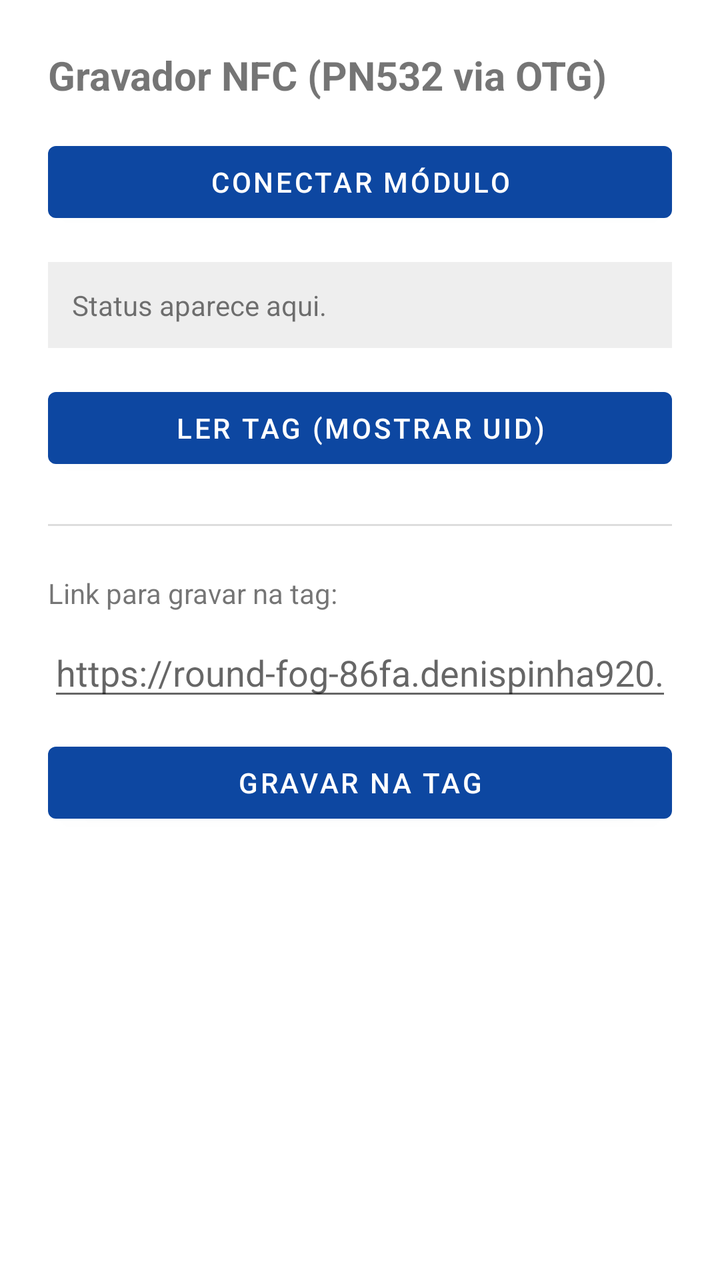
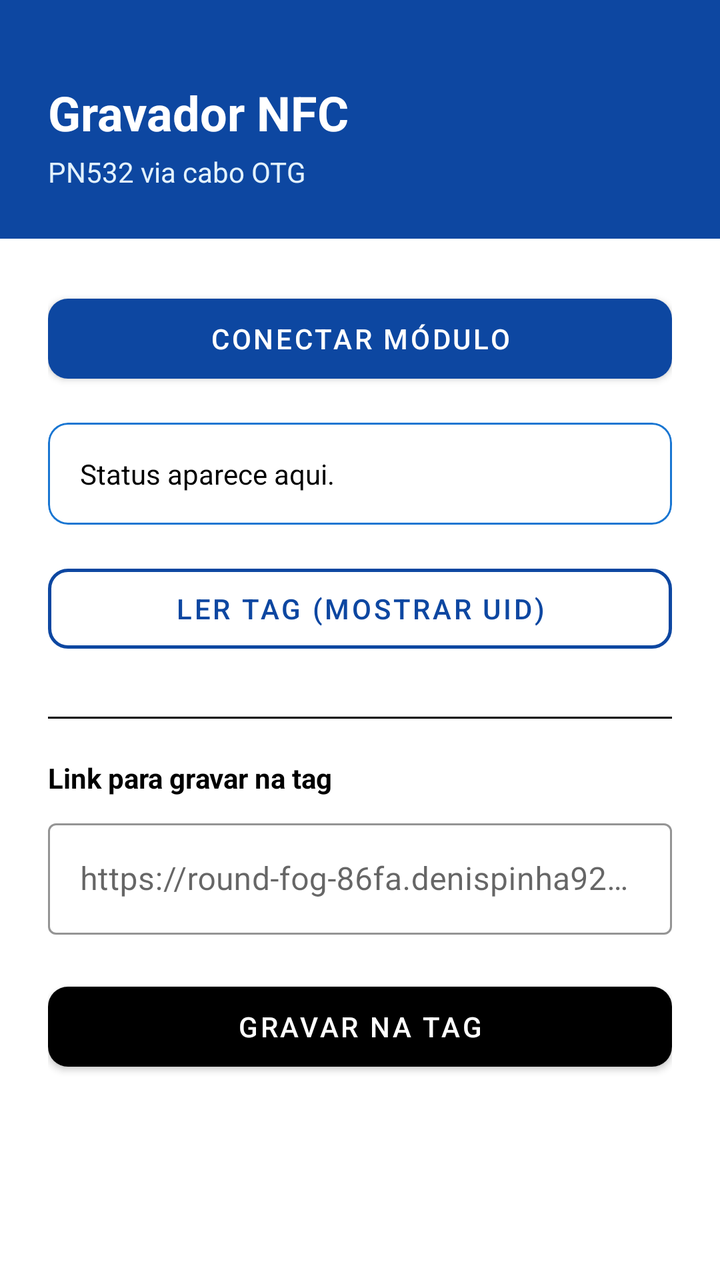

Screens rendered from an Android XML layout before and after an edit, with the pre-edit source and the edit as a unified diff.
<!-- AndroidManifest.xml: application theme Theme.NFCWriterOTG -->
<!-- res/layout/activity_main.xml -->
<?xml version="1.0" encoding="utf-8"?>
<LinearLayout xmlns:android="http://schemas.android.com/apk/res/android"
    android:layout_width="match_parent"
    android:layout_height="match_parent"
    android:orientation="vertical"
    android:padding="24dp"
    android:gravity="top">

    <TextView
        android:layout_width="wrap_content"
        android:layout_height="wrap_content"
        android:text="Gravador NFC (PN532 via OTG)"
        android:textSize="20sp"
        android:textStyle="bold"
        android:layout_marginBottom="16dp" />

    <Button
        android:id="@+id/btnConnect"
        android:layout_width="match_parent"
        android:layout_height="wrap_content"
        android:text="Conectar módulo" />

    <TextView
        android:id="@+id/statusText"
        android:layout_width="match_parent"
        android:layout_height="wrap_content"
        android:layout_marginTop="16dp"
        android:layout_marginBottom="16dp"
        android:padding="12dp"
        android:background="#EEEEEE"
        android:text="Status aparece aqui."
        android:textSize="14sp" />

    <Button
        android:id="@+id/btnRead"
        android:layout_width="match_parent"
        android:layout_height="wrap_content"
        android:text="Ler tag (mostrar UID)" />

    <View
        android:layout_width="match_parent"
        android:layout_height="1dp"
        android:background="#DDDDDD"
        android:layout_marginTop="24dp"
        android:layout_marginBottom="24dp" />

    <TextView
        android:layout_width="wrap_content"
        android:layout_height="wrap_content"
        android:text="Link para gravar na tag:"
        android:textSize="14sp"
        android:layout_marginBottom="8dp" />

    <EditText
        android:id="@+id/urlInput"
        android:layout_width="match_parent"
        android:layout_height="wrap_content"
        android:hint="https://round-fog-86fa.denispinha920.workers.dev/q/A001"
        android:inputType="textUri"
        android:layout_marginBottom="12dp" />

    <Button
        android:id="@+id/btnWrite"
        android:layout_width="match_parent"
        android:layout_height="wrap_content"
        android:text="Gravar na tag" />

</LinearLayout>
<!-- resources referenced by this layout -->
<resources>
  <style name="Theme.NFCWriterOTG" parent="Theme.MaterialComponents.DayNight.NoActionBar">
          <item name="colorPrimary">@color/blue_primary</item>
          <item name="colorPrimaryDark">@color/blue_primary</item>
          <item name="colorAccent">@color/blue_accent</item>
          <item name="android:windowBackground">@color/white</item>
          <item name="android:textColorPrimary">@color/black</item>
      </style>
  <color name="blue_primary">#0D47A1</color>
  <color name="blue_accent">#1976D2</color>
  <color name="white">#FFFFFF</color>
  <color name="black">#000000</color>
</resources>

<!-- the commit's change to res/layout/activity_main.xml (unified diff, before → after) -->
@@ -1,68 +1,131 @@
 <?xml version="1.0" encoding="utf-8"?>
-<LinearLayout xmlns:android="http://schemas.android.com/apk/res/android"
+<ScrollView xmlns:android="http://schemas.android.com/apk/res/android"
+    xmlns:app="http://schemas.android.com/apk/res-auto"
     android:layout_width="match_parent"
     android:layout_height="match_parent"
-    android:orientation="vertical"
-    android:padding="24dp"
-    android:gravity="top">
+    android:fillViewport="true"
+    android:background="@color/white">
 
-    <TextView
-        android:layout_width="wrap_content"
-        android:layout_height="wrap_content"
-        android:text="Gravador NFC (PN532 via OTG)"
-        android:textSize="20sp"
-        android:textStyle="bold"
-        android:layout_marginBottom="16dp" />
-
-    <Button
-        android:id="@+id/btnConnect"
+    <LinearLayout
         android:layout_width="match_parent"
         android:layout_height="wrap_content"
-        android:text="Conectar módulo" />
+        android:orientation="vertical">
 
-    <TextView
-        android:id="@+id/statusText"
-        android:layout_width="match_parent"
-        android:layout_height="wrap_content"
-        android:layout_marginTop="16dp"
-        android:layout_marginBottom="16dp"
-        android:padding="12dp"
-        android:background="#EEEEEE"
-        android:text="Status aparece aqui."
-        android:textSize="14sp" />
+        <LinearLayout
+            android:layout_width="match_parent"
+            android:layout_height="wrap_content"
+            android:orientation="vertical"
+            android:background="@color/blue_primary"
+            android:paddingHorizontal="24dp"
+            android:paddingTop="40dp"
+            android:paddingBottom="24dp">
 
-    <Button
-        android:id="@+id/btnRead"
-        android:layout_width="match_parent"
-        android:layout_height="wrap_content"
-        android:text="Ler tag (mostrar UID)" />
+            <TextView
+                android:layout_width="wrap_content"
+                android:layout_height="wrap_content"
+                android:text="Gravador NFC"
+                android:textColor="@color/white"
+                android:textSize="24sp"
+                android:textStyle="bold" />
 
-    <View
-        android:layout_width="match_parent"
-        android:layout_height="1dp"
-        android:background="#DDDDDD"
-        android:layout_marginTop="24dp"
-        android:layout_marginBottom="24dp" />
+            <TextView
+                android:layout_width="wrap_content"
+                android:layout_height="wrap_content"
+                android:layout_marginTop="4dp"
+                android:text="PN532 via cabo OTG"
+                android:textColor="@color/blue_light"
+                android:textSize="14sp" />
+        </LinearLayout>
 
-    <TextView
-        android:layout_width="wrap_content"
-        android:layout_height="wrap_content"
-        android:text="Link para gravar na tag:"
-        android:textSize="14sp"
-        android:layout_marginBottom="8dp" />
+        <LinearLayout
+            android:layout_width="match_parent"
+            android:layout_height="wrap_content"
+            android:orientation="vertical"
+            android:padding="24dp">
 
-    <EditText
-        android:id="@+id/urlInput"
-        android:layout_width="match_parent"
-        android:layout_height="wrap_content"
-        android:hint="https://round-fog-86fa.denispinha920.workers.dev/q/A001"
-        android:inputType="textUri"
-        android:layout_marginBottom="12dp" />
+            <com.google.android.material.button.MaterialButton
+                android:id="@+id/btnConnect"
+                android:layout_width="match_parent"
+                android:layout_height="52dp"
+                android:text="Conectar módulo"
+                android:textColor="@color/white"
+                app:backgroundTint="@color/blue_primary"
+                app:cornerRadius="10dp" />
 
-    <Button
-        android:id="@+id/btnWrite"
-        android:layout_width="match_parent"
-        android:layout_height="wrap_content"
-        android:text="Gravar na tag" />
+            <com.google.android.material.card.MaterialCardView
+                android:layout_width="match_parent"
+                android:layout_height="wrap_content"
+                android:layout_marginTop="16dp"
+                app:cardBackgroundColor="@color/white"
+                app:strokeColor="@color/blue_accent"
+                app:strokeWidth="1dp"
+                app:cardCornerRadius="10dp"
+                app:cardElevation="0dp">
 
-</LinearLayout>
+                <TextView
+                    android:id="@+id/statusText"
+                    android:layout_width="match_parent"
+                    android:layout_height="wrap_content"
+                    android:padding="16dp"
+                    android:text="Status aparece aqui."
+                    android:textColor="@color/black"
+                    android:textSize="14sp" />
+            </com.google.android.material.card.MaterialCardView>
+
+            <com.google.android.material.button.MaterialButton
+                android:id="@+id/btnRead"
+                style="@style/Widget.MaterialComponents.Button.OutlinedButton"
+                android:layout_width="match_parent"
+                android:layout_height="52dp"
+                android:layout_marginTop="16dp"
+                android:text="Ler tag (mostrar UID)"
+                android:textColor="@color/blue_primary"
+                app:strokeColor="@color/blue_primary"
+                app:strokeWidth="1.5dp"
+                app:cornerRadius="10dp" />
+
+            <View
+                android:layout_width="match_parent"
+                android:layout_height="1dp"
+                android:layout_marginTop="28dp"
+                android:layout_marginBottom="20dp"
+                android:background="@color/black" />
+
+            <TextView
+                android:layout_width="wrap_content"
+                android:layout_height="wrap_content"
+                android:text="Link para gravar na tag"
+                android:textColor="@color/black"
+                android:textSize="14sp"
+                android:textStyle="bold"
+                android:layout_marginBottom="8dp" />
+
+            <com.google.android.material.textfield.TextInputLayout
+                style="@style/Widget.MaterialComponents.TextInputLayout.OutlinedBox"
+                android:layout_width="match_parent"
+                android:layout_height="wrap_content"
+                app:boxStrokeColor="@color/blue_primary"
+                app:hintTextColor="@color/blue_primary">
+
+                <com.google.android.material.textfield.TextInputEditText
+                    android:id="@+id/urlInput"
+                    android:layout_width="match_parent"
+                    android:layout_height="wrap_content"
+                    android:hint="https://round-fog-86fa.denispinha920.workers.dev/q/A001"
+                    android:inputType="textUri"
+                    android:textColor="@color/black" />
+            </com.google.android.material.textfield.TextInputLayout>
+
+            <com.google.android.material.button.MaterialButton
+                android:id="@+id/btnWrite"
+                android:layout_width="match_parent"
+                android:layout_height="52dp"
+                android:layout_marginTop="20dp"
+                android:text="Gravar na tag"
+                android:textColor="@color/white"
+                app:backgroundTint="@color/black"
+                app:cornerRadius="10dp" />
+
+        </LinearLayout>
+    </LinearLayout>
+</ScrollView>
<!-- resource entries referenced after the edit -->
@@ -9,6 +9,7 @@
       </style>
   <color name="blue_primary">#0D47A1</color>
   <color name="blue_accent">#1976D2</color>
+  <color name="blue_light">#E3F2FD</color>
   <color name="white">#FFFFFF</color>
   <color name="black">#000000</color>
 </resources>
